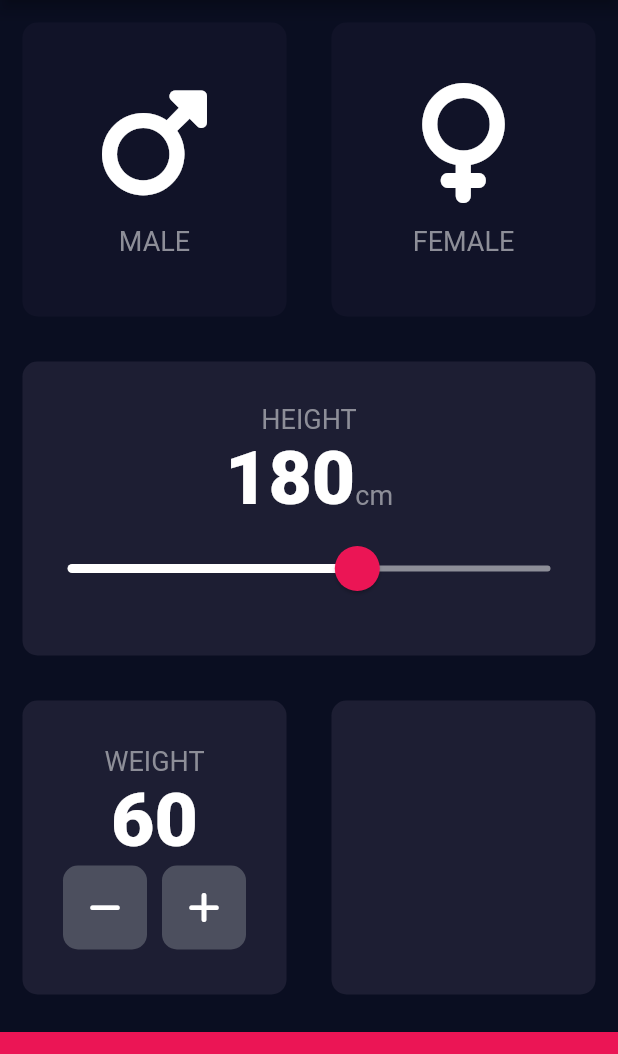
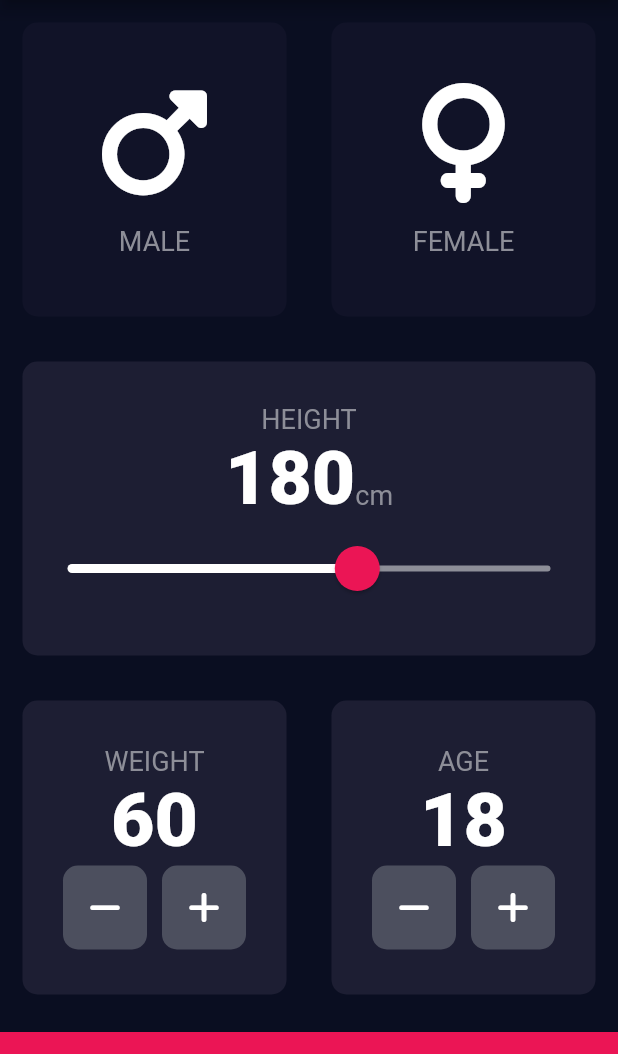
Before and after one commit to RamonOliveira95/section12_bmi_calculator_flutter, a Flutter app: the screen it shows after launch, on a phone screen of 412 x 824 dp, the part 84-1138 px from its top. Run offline on Flutter 3.47's test engine with Material 2 defaults, Android fonts, the phone set to English and light mode, and no system bars; our stand-ins replace font_awesome_flutter.

Commit message:
feat: ✨ add age field

```diff
--- a/lib/input_page.dart
+++ b/lib/input_page.dart
@@ -22,6 +22,7 @@ class _InputPageState extends State<InputPage> {
 
   int height = 180;
   int weight = 60;
+  int age = 18;
 
   @override
   Widget build(BuildContext context) {
@@ -90,7 +91,7 @@ class _InputPageState extends State<InputPage> {
                         height.toString(),
                         style: kNumberTextStyle,
                       ),
-                      Text(
+                      const Text(
                         'cm',
                         style: kLabelTextStyle,
                       ),
@@ -142,7 +143,7 @@ class _InputPageState extends State<InputPage> {
                           mainAxisAlignment: MainAxisAlignment.center,
                           children: [
                             RoundIconButton(
-                              onPress: (){
+                              onPress: () {
                                 setState(() {
                                   weight--;
                                 });
@@ -153,7 +154,7 @@ class _InputPageState extends State<InputPage> {
                               width: 10,
                             ),
                             RoundIconButton(
-                              onPress: (){
+                              onPress: () {
                                 setState(() {
                                   weight++;
                                 });
@@ -169,6 +170,47 @@ class _InputPageState extends State<InputPage> {
                 Expanded(
                   child: ReusableCard(
                     colour: kActiveCardColour,
+                    cardChild: Column(
+                      mainAxisAlignment: MainAxisAlignment.center,
+                      children: [
+                        const Text(
+                          'AGE',
+                          style: kLabelTextStyle,
+                        ),
+                        Text(
+                          age.toString(),
+                          style: kNumberTextStyle,
+                        ),
+                        Row(
+                          mainAxisAlignment: MainAxisAlignment.center,
+                          children: [
+                            RoundIconButton(
+                              icon: FontAwesomeIcons.minus,
+                              onPress: () {
+                                setState(
+                                  () {
+                                    age--;
+                                  },
+                                );
+                              },
+                            ),
+                            const SizedBox(
+                              width: 10,
+                            ),
+                            RoundIconButton(
+                              icon: FontAwesomeIcons.plus,
+                              onPress: () {
+                                setState(
+                                  () {
+                                    age++;
+                                  },
+                                );
+                              },
+                            ),
+                          ],
+                        )
+                      ],
+                    ),
                   ),
                 ),
               ],
@@ -195,7 +237,7 @@ class RoundIconButton extends StatelessWidget {
   @override
   Widget build(BuildContext context) {
     return RawMaterialButton(
-      onPressed: onPress != null ? ()=> onPress!() : null,
+      onPressed: onPress != null ? () => onPress!() : null,
       elevation: 0.0,
       constraints: const BoxConstraints.tightFor(
         width: 56,
```
Also changed, not shown: 1 other file.
